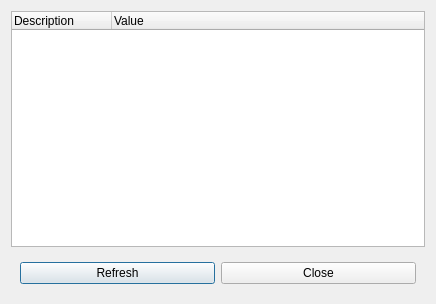
First picture: the form in libEPLViz/ui/Statistics.ui, repository epl-viz/EPL-Viz, before the edit.
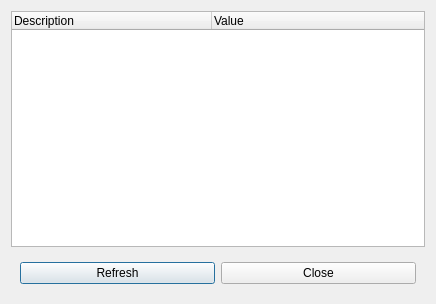
Second picture: the form after the edit. Icons and pictures are not drawn.

The edit to the form file:
```diff
--- a/libEPLViz/ui/Statistics.ui
+++ b/libEPLViz/ui/Statistics.ui
@@ -16,6 +16,9 @@
   <layout class="QVBoxLayout" name="verticalLayout">
    <item>
     <widget class="QTreeWidget" name="List">
+     <attribute name="headerDefaultSectionSize">
+      <number>200</number>
+     </attribute>
      <column>
       <property name="text">
        <string>Description</string>
```
